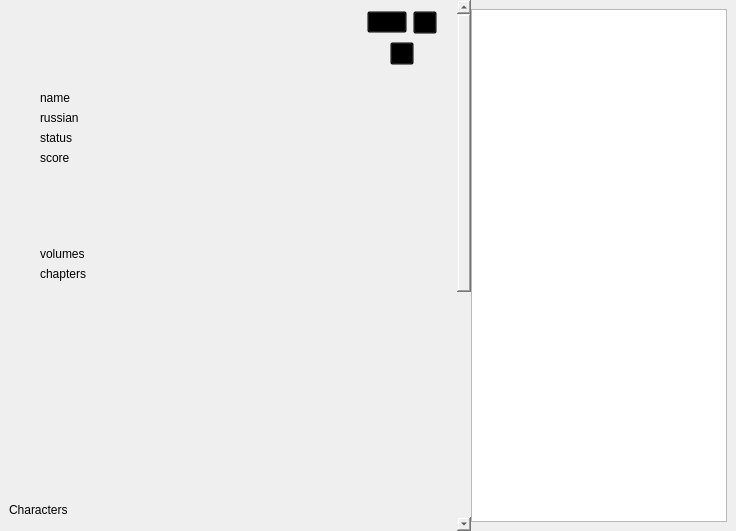
The window that data/ui/widgets/info.ui (brandonzorn/Nlight) describes before a commit, drawn with Qt 5.
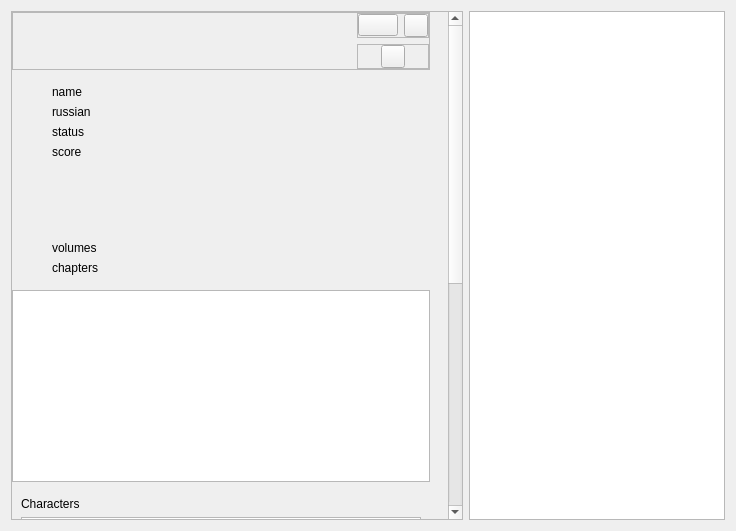
The same window after the commit. Custom widgets are drawn as their Qt base class.

Commit message: feat: update info page ui

Diff of the .ui file:
```diff
--- a/data/ui/widgets/info.ui
+++ b/data/ui/widgets/info.ui
@@ -1,7 +1,7 @@
 <?xml version="1.0" encoding="UTF-8"?>
 <ui version="4.0">
- <class>Form</class>
- <widget class="QWidget" name="Form">
+ <class>InfoPage</class>
+ <widget class="QWidget" name="InfoPage">
   <property name="geometry">
    <rect>
     <x>0</x>
@@ -14,28 +14,8 @@
    <locale language="English" country="UnitedStates"/>
   </property>
   <layout class="QHBoxLayout" name="horizontalLayout_4">
-   <property name="spacing">
-    <number>0</number>
-   </property>
-   <property name="leftMargin">
-    <number>0</number>
-   </property>
-   <property name="topMargin">
-    <number>0</number>
-   </property>
-   <property name="rightMargin">
-    <number>0</number>
-   </property>
-   <property name="bottomMargin">
-    <number>0</number>
-   </property>
    <item>
     <widget class="ScrollArea" name="scrollArea">
-     <property name="styleSheet">
-      <string notr="true">QWidget {background: transparent;}
-QScrollArea {border: none;}
-</string>
-     </property>
      <property name="horizontalScrollBarPolicy">
       <enum>Qt::ScrollBarPolicy::ScrollBarAlwaysOff</enum>
      </property>
@@ -47,8 +27,8 @@
        <rect>
         <x>0</x>
         <y>0</y>
-        <width>459</width>
-        <height>990</height>
+        <width>440</width>
+        <height>982</height>
        </rect>
       </property>
       <layout class="QVBoxLayout" name="verticalLayout">
@@ -58,32 +38,35 @@
        <property name="topMargin">
         <number>0</number>
        </property>
+       <property name="rightMargin">
+        <number>18</number>
+       </property>
        <property name="bottomMargin">
         <number>0</number>
        </property>
        <item>
-        <widget class="SimpleCardWidget" name="header_frame">
+        <widget class="SimpleCardWidget" name="headerWidget">
          <property name="frameShape">
           <enum>QFrame::Shape::StyledPanel</enum>
          </property>
          <property name="frameShadow">
           <enum>QFrame::Shadow::Raised</enum>
          </property>
-         <layout class="QHBoxLayout" name="horizontalLayout_3">
+         <layout class="QHBoxLayout" name="headerHLayout">
           <property name="leftMargin">
-           <number>9</number>
+           <number>0</number>
           </property>
           <property name="topMargin">
-           <number>9</number>
+           <number>0</number>
           </property>
           <property name="rightMargin">
-           <number>9</number>
+           <number>0</number>
           </property>
           <property name="bottomMargin">
-           <number>9</number>
+           <number>0</number>
           </property>
           <item>
-           <spacer name="horizontalSpacer_2">
+           <spacer name="headerHSpacer">
             <property name="orientation">
              <enum>Qt::Orientation::Horizontal</enum>
             </property>
@@ -96,9 +79,9 @@
            </spacer>
           </item>
           <item>
-           <layout class="QVBoxLayout" name="verticalLayout_7">
+           <layout class="QVBoxLayout" name="headerContentVLayout">
             <item>
-             <widget class="SimpleCardWidget" name="lib_frame">
+             <widget class="SimpleCardWidget" name="libraryWidget">
               <property name="frameShape">
                <enum>QFrame::Shape::StyledPanel</enum>
               </property>
@@ -119,10 +102,10 @@
                 <number>0</number>
                </property>
                <item>
-                <widget class="ComboBox" name="lib_list_box"/>
+                <widget class="ComboBox" name="libraryListComboBox"/>
                </item>
                <item>
-                <widget class="ToolButton" name="add_btn">
+                <widget class="ToolButton" name="addButton">
                  <property name="checkable">
                   <bool>true</bool>
                  </property>
@@ -132,7 +115,7 @@
              </widget>
             </item>
             <item>
-             <widget class="SimpleCardWidget" name="shikimori_frame">
+             <widget class="SimpleCardWidget" name="shikimoriWidget">
               <property name="frameShape">
                <enum>QFrame::Shape::StyledPanel</enum>
               </property>
@@ -153,7 +136,7 @@
                 <number>0</number>
                </property>
                <item>
-                <widget class="ToolButton" name="shikimori_btn"/>
+                <widget class="ToolButton" name="shikimoriButton"/>
                </item>
               </layout>
              </widget>
@@ -164,26 +147,26 @@
         </widget>
        </item>
        <item>
-        <layout class="QVBoxLayout" name="manga_layout">
+        <layout class="QVBoxLayout" name="mangaVLayout">
          <item>
-          <layout class="QHBoxLayout" name="info_layout">
+          <layout class="QHBoxLayout" name="infoHLayout">
            <item>
-            <widget class="SimpleCardWidget" name="image_frame">
+            <widget class="SimpleCardWidget" name="previewWidget">
              <property name="sizePolicy">
               <sizepolicy hsizetype="Preferred" vsizetype="Expanding">
                <horstretch>0</horstretch>
                <verstretch>0</verstretch>
               </sizepolicy>
              </property>
-             <layout class="QVBoxLayout" name="verticalLayout_6">
+             <layout class="QVBoxLayout" name="previewLayout">
               <item>
-               <widget class="QLabel" name="image">
-                <property name="text">
-                 <string/>
-                </property>
+               <widget class="ImageLabel" name="imageLabel">
                 <property name="scaledContents">
                  <bool>true</bool>
                 </property>
+                <property name="textInteractionFlags">
+                 <set>Qt::TextInteractionFlag::NoTextInteraction</set>
+                </property>
                </widget>
               </item>
              </layout>
@@ -264,12 +247,12 @@
          <item>
           <layout class="QVBoxLayout" name="verticalLayout_9">
            <item>
-            <widget class="TextEdit" name="description_text">
+            <widget class="TextEdit" name="descriptionTextEdit">
              <property name="focusPolicy">
               <enum>Qt::FocusPolicy::NoFocus</enum>
              </property>
-             <property name="verticalScrollBarPolicy">
-              <enum>Qt::ScrollBarPolicy::ScrollBarAsNeeded</enum>
+             <property name="horizontalScrollBarPolicy">
+              <enum>Qt::ScrollBarPolicy::ScrollBarAlwaysOff</enum>
              </property>
              <property name="undoRedoEnabled">
               <bool>false</bool>
@@ -278,22 +261,22 @@
               <bool>true</bool>
              </property>
              <property name="textInteractionFlags">
-              <set>Qt::TextInteractionFlag::NoTextInteraction</set>
+              <set>Qt::TextInteractionFlag::TextSelectableByMouse</set>
              </property>
             </widget>
            </item>
            <item>
-            <widget class="ElevatedCardWidget" name="characters_frame">
+            <widget class="CardWidget" name="charactersWidget">
              <layout class="QVBoxLayout" name="verticalLayout_2">
               <item>
-               <widget class="BodyLabel" name="label_2">
+               <widget class="BodyLabel" name="charactersLabel">
                 <property name="text">
                  <string>Characters</string>
                 </property>
                </widget>
               </item>
               <item>
-               <widget class="ListWidget" name="characters_list">
+               <widget class="ListWidget" name="charactersList">
                 <property name="horizontalScrollBarPolicy">
                  <enum>Qt::ScrollBarPolicy::ScrollBarAlwaysOff</enum>
                 </property>
@@ -306,17 +289,17 @@
             </widget>
            </item>
            <item>
-            <widget class="ElevatedCardWidget" name="related_frame">
+            <widget class="CardWidget" name="relatedWidget">
              <layout class="QVBoxLayout" name="verticalLayout_4">
               <item>
-               <widget class="BodyLabel" name="label">
+               <widget class="BodyLabel" name="relatedLabel">
                 <property name="text">
                  <string>Related</string>
                 </property>
                </widget>
               </item>
               <item>
-               <widget class="ListWidget" name="related_list">
+               <widget class="ListWidget" name="relatedList">
                 <property name="horizontalScrollBarPolicy">
                  <enum>Qt::ScrollBarPolicy::ScrollBarAlwaysOff</enum>
                 </property>
@@ -337,13 +320,25 @@
     </widget>
    </item>
    <item>
-    <widget class="ElevatedCardWidget" name="items_frame">
-     <layout class="QVBoxLayout" name="verticalLayout_5">
+    <widget class="SimpleCardWidget" name="itemsWidget">
+     <layout class="QVBoxLayout" name="itemsVLayout">
+      <property name="spacing">
+       <number>0</number>
+      </property>
       <property name="leftMargin">
        <number>0</number>
       </property>
+      <property name="topMargin">
+       <number>0</number>
+      </property>
+      <property name="rightMargin">
+       <number>0</number>
+      </property>
+      <property name="bottomMargin">
+       <number>0</number>
+      </property>
       <item>
-       <widget class="TreeWidget" name="items_tree">
+       <widget class="TreeWidget" name="itemsTree">
         <property name="sizePolicy">
          <sizepolicy hsizetype="Minimum" vsizetype="Minimum">
           <horstretch>0</horstretch>
@@ -353,6 +348,12 @@
         <property name="contextMenuPolicy">
          <enum>Qt::ContextMenuPolicy::CustomContextMenu</enum>
         </property>
+        <property name="horizontalScrollBarPolicy">
+         <enum>Qt::ScrollBarPolicy::ScrollBarAlwaysOff</enum>
+        </property>
+        <property name="wordWrap">
+         <bool>true</bool>
+        </property>
         <attribute name="headerVisible">
          <bool>false</bool>
         </attribute>
@@ -418,8 +419,8 @@
    <header>qfluentwidgets</header>
   </customwidget>
   <customwidget>
-   <class>ElevatedCardWidget</class>
-   <extends>SimpleCardWidget</extends>
+   <class>ImageLabel</class>
+   <extends>QLabel</extends>
    <header>qfluentwidgets</header>
    <container>1</container>
   </customwidget>
```
Left out of the diff: 1 changed line with no effect on the pictures. The commit also changes 2 other files.
